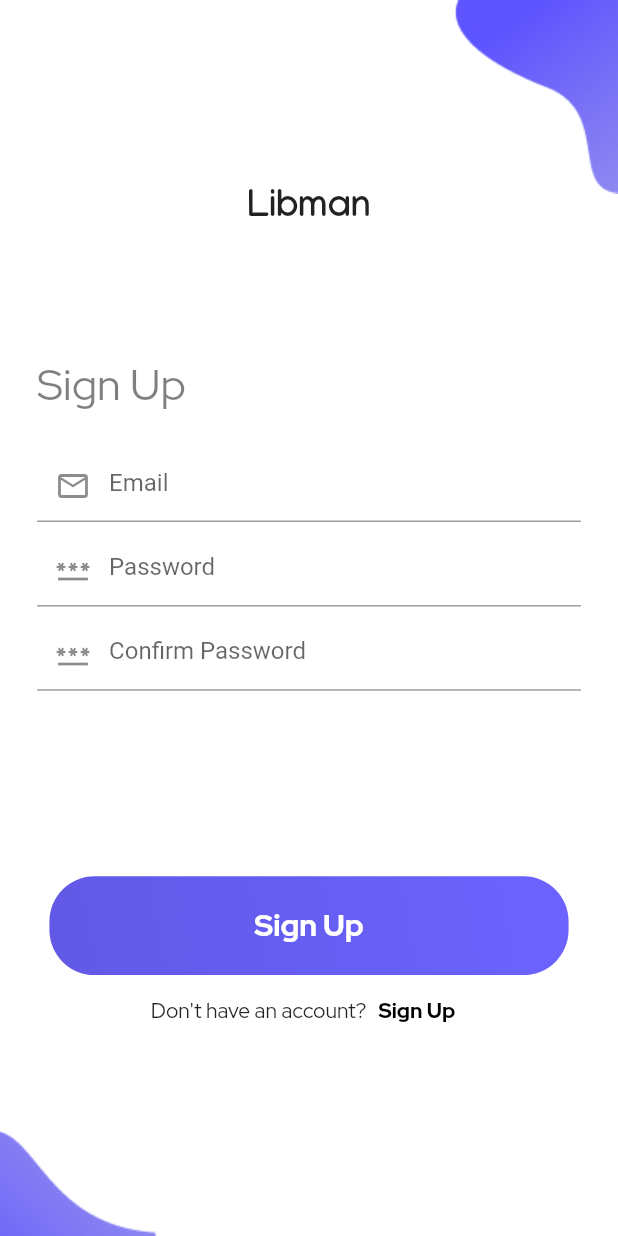
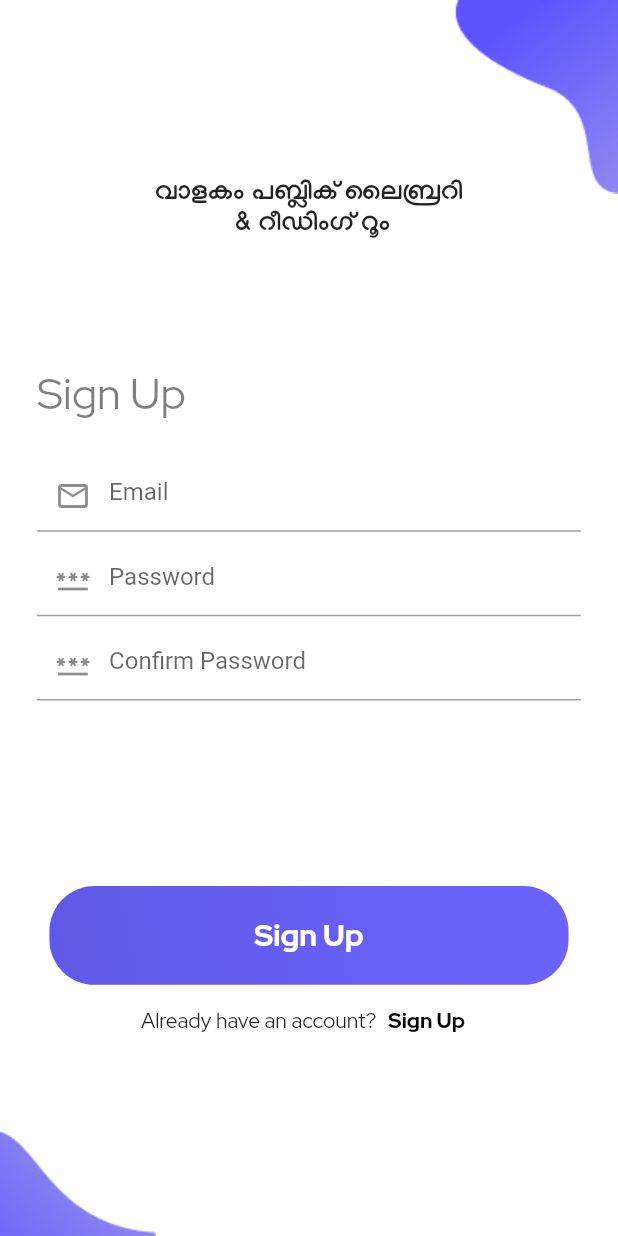
Before and after one commit to smidhunkks/Libman, a Flutter app: the screen it shows after launch, after a tap on "Sign Up", on a phone screen of 412 x 824 dp. Run offline on Flutter 3.47's test engine with Material 2 defaults, Android fonts, the phone set to English and light mode, and no system bars; our stand-ins replace cloud_firestore, firebase_auth, firebase_core; accounts and stored records are empty.

Commit message:
Auth exception handling done

```diff
--- a/lib/Components/authbutton.dart
+++ b/lib/Components/authbutton.dart
@@ -5,12 +5,14 @@ import 'package:libman/screens/auth/signup.dart';
 class AuthButton extends StatelessWidget {
   final Size size;
   final String label;
+  final String bottomtext;
   final VoidCallback onPress;
   const AuthButton({
     Key? key,
     required this.size,
     required this.label,
     required this.onPress,
+    required this.bottomtext,
   }) : super(key: key);
 
   @override
@@ -46,14 +48,14 @@ class AuthButton extends StatelessWidget {
         Row(
           mainAxisAlignment: MainAxisAlignment.center,
           children: [
-            const Text(
-              "Don't have an account?",
+            Text(
+              bottomtext,
               style: TextStyle(fontFamily: "RedHat"),
             ),
             TextButton(
               onPressed: () {
                 Navigator.of(context)
-                      .push(MaterialPageRoute(builder: (context) => SignUp()));
+                    .push(MaterialPageRoute(builder: (context) => SignUp()));
               },
               child: const Text(
                 "Sign Up",
--- a/lib/screens/Welcome/welcome.dart
+++ b/lib/screens/Welcome/welcome.dart
@@ -28,11 +28,11 @@ class WelcomeScreen extends StatelessWidget {
               mainAxisAlignment: MainAxisAlignment.center,
               children: const [
                 Text(
-                  "Valakam Public Library",
+                  "വാളകം പബ്ലിക് ലൈബ്രറി",
                   style: ktitleStyle,
                 ),
                 Text(
-                  "& Reading Room",
+                  " & റീഡിംഗ് റൂം",
                   style: ktitleStyle,
                 ),
               ],
@@ -40,6 +40,7 @@ class WelcomeScreen extends StatelessWidget {
             Visibility(
               visible: true,
               child: AuthButton(
+                bottomtext: "Don't have an account?",
                 size: size,
                 label: "Log In",
                 onPress: () {
--- a/lib/screens/auth/signup.dart
+++ b/lib/screens/auth/signup.dart
@@ -1,3 +1,4 @@
+import 'package:firebase_auth/firebase_auth.dart';
 import 'package:flutter/material.dart';
 import 'package:libman/Components/authbutton.dart';
 import 'package:libman/Components/background.dart';
@@ -43,10 +44,24 @@ class _SignUpState extends State<SignUp> {
           child: Column(
             mainAxisAlignment: MainAxisAlignment.center,
             children: [
-              const Text(
-                "Libman",
-                style: ktitleStyle,
+              Flex(
+                direction: Axis.vertical,
+                mainAxisAlignment: MainAxisAlignment.center,
+                children: [
+                  Text(
+                    "വാളകം പബ്ലിക് ലൈബ്രറി",
+                    style: ktitleStyle.copyWith(fontSize: 18),
+                  ),
+                  Text(
+                    " & റീഡിംഗ് റൂം",
+                    style: ktitleStyle.copyWith(fontSize: 18),
+                  ),
+                ],
               ),
+              // const Text(
+              //   "Libman",
+              //   style: ktitleStyle,
+              // ),
               Container(
                 padding: EdgeInsets.only(
                     left: size.width * .06,
@@ -99,14 +114,30 @@ class _SignUpState extends State<SignUp> {
                 ),
               ),
               AuthButton(
+                bottomtext: "Already have an account?",
                 size: size,
                 label: "Sign Up",
                 onPress: () async {
                   if (password.text == conf_password.text) {
-                    await authservice.SignUpWithEmailandPassword(
-                        email.text, password.text);
+                    try {
+                      await authservice.SignUpWithEmailandPassword(
+                          email.text, password.text);
+                      Navigator.of(context).pop();
+                    } on FirebaseAuthException catch (err) {
+                      final snackbar = SnackBar(
+                        backgroundColor: Colors.redAccent,
+                        content: Text(
+                          " ${err.code}",
+                          style: TextStyle(color: Colors.white),
+                        ),
+                        action: SnackBarAction(
+                          label: 'dismiss',
+                          onPressed: () {},
+                        ),
+                      );
+                      ScaffoldMessenger.of(context).showSnackBar(snackbar);
+                    }
                   }
-                  Navigator.of(context).pop();
                 },
               )
             ],
--- a/lib/screens/auth/wrapper.dart
+++ b/lib/screens/auth/wrapper.dart
@@ -1,5 +1,6 @@
+import 'package:firebase_auth/firebase_auth.dart';
 import 'package:flutter/material.dart';
-import 'package:libman/Components/model/user.dart';
+//import 'package:libman/Components/model/user.dart';
 import 'package:libman/screens/Welcome/welcome.dart';
 import 'package:libman/services/authservice.dart';
 import 'package:libman/screens/dashboard/dashboard.dart';
@@ -13,15 +14,16 @@ class Wrapper extends StatelessWidget {
     final authservice = Provider.of<Authservice>(context);
 
     return StreamBuilder<User?>(
-      stream: authservice.user,
+      stream: FirebaseAuth.instance.authStateChanges(),
       builder: (_, AsyncSnapshot snapshot) {
+        print("wrapper stream ${snapshot}");
         try {
           if (snapshot.connectionState == ConnectionState.active) {
             return snapshot.data == null
-                ? const WelcomeScreen()
+                ? WelcomeScreen()
                 : Dashboard(
-                    email: snapshot.data.email,
-                  );
+                    // email: snapshot.data.email,
+                    );
           } else {
             return const Scaffold(
               body: Center(
--- a/lib/screens/tabs/inventory.dart
+++ b/lib/screens/tabs/inventory.dart
@@ -141,7 +141,7 @@ class Inventory extends StatelessWidget {
                           onTap: () {
                             Navigator.of(context).push(
                               MaterialPageRoute(
-                                builder: (context) => Programs(),
+                                builder: (context) => const Programs(),
                               ),
                             );
                           },
--- a/lib/screens/tabs/inventory_fn/addbook.dart
+++ b/lib/screens/tabs/inventory_fn/addbook.dart
@@ -200,7 +200,7 @@ class _AddBookState extends State<AddBook> {
                           );
                         }
                       },
-                      child: Text(
+                      child: const Text(
                         "Add Book",
                         style: TextStyle(color: Colors.white),
                       ),
```
Also changed, not shown: lib/screens/auth/login.dart (+23 -2 lines), lib/screens/dashboard/dashboard.dart (+5 -2 lines), lib/screens/tabs/membership_fn/blood_donation.dart (+12 -9 lines), lib/services/authservice.dart (+4 -7 lines).
